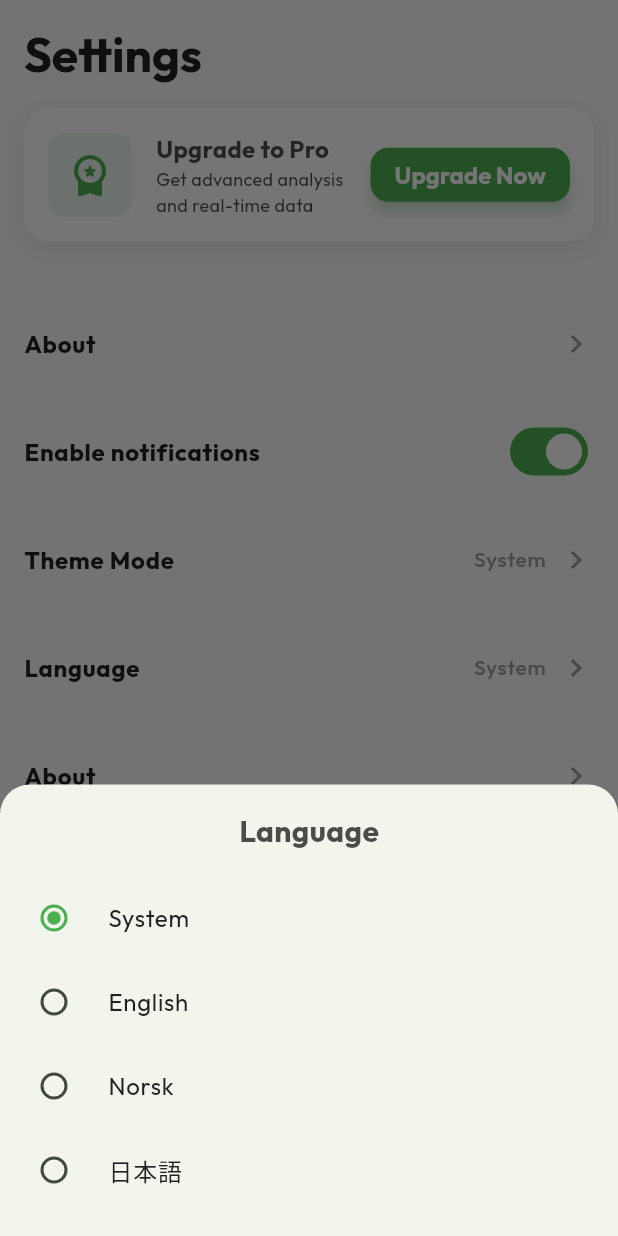
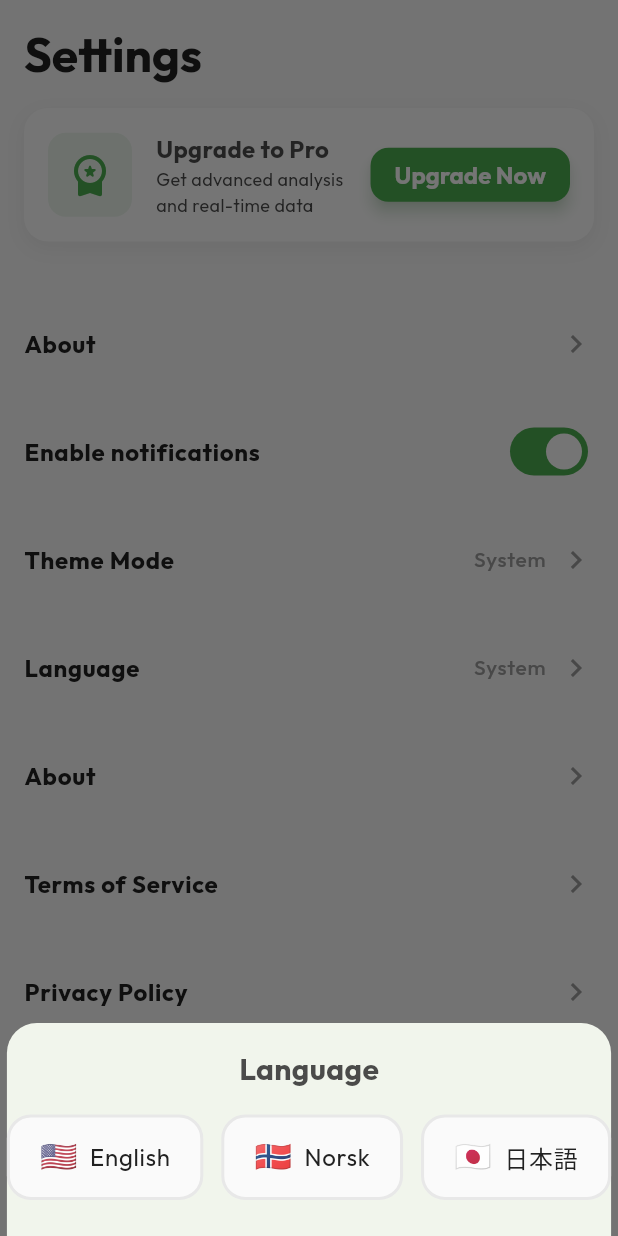
Before and after one commit to swoaib/Investr, a Flutter app: the SettingsScreen screen opened directly, after a tap on "Language", on a phone screen of 412 x 824 dp. Run offline on Flutter 3.47's test engine with Material 3 defaults, Android fonts, the phone set to English and light mode, and no system bars; our stand-ins replace fl_chart, flutter_svg, go_router, google_fonts, shared_preferences; accounts and stored records are empty; network calls fail.

Commit message:
feat: add a new language picker widget and integrate it into settings and onboarding screens.

```diff
--- a/lib/src/features/settings/presentation/settings_screen.dart
+++ b/lib/src/features/settings/presentation/settings_screen.dart
@@ -5,6 +5,7 @@ import 'package:investr/l10n/app_localizations.dart';
 import '../../../shared/theme/app_theme.dart';
 import '../../../shared/theme/theme_controller.dart';
 import '../../../shared/locale/locale_controller.dart';
+import '../../../shared/widgets/language_picker.dart';
 
 class SettingsScreen extends StatefulWidget {
   const SettingsScreen({super.key});
@@ -260,14 +261,6 @@ class _SettingsScreenState extends State<SettingsScreen> {
       ),
       builder: (context) {
         return SafeArea(
-          child: RadioGroup<ThemeMode>(
-            groupValue: controller.themeMode,
-            onChanged: (value) {
-              if (value != null) {
-                controller.updateThemeMode(value);
-                Navigator.pop(context);
-              }
-            },
           child: Column(
             mainAxisSize: MainAxisSize.min,
             children: [
@@ -285,20 +278,40 @@ class _SettingsScreenState extends State<SettingsScreen> {
                 context,
                 title: l10n.system,
                 mode: ThemeMode.system,
+                currentMode: controller.themeMode,
+                onChanged: (value) {
+                  if (value != null) {
+                    controller.updateThemeMode(value);
+                    Navigator.pop(context);
+                  }
+                },
               ),
               _buildThemeOption(
                 context,
                 title: l10n.light,
                 mode: ThemeMode.light,
+                currentMode: controller.themeMode,
+                onChanged: (value) {
+                  if (value != null) {
+                    controller.updateThemeMode(value);
+                    Navigator.pop(context);
+                  }
+                },
               ),
               _buildThemeOption(
                 context,
                 title: l10n.dark,
                 mode: ThemeMode.dark,
+                currentMode: controller.themeMode,
+                onChanged: (value) {
+                  if (value != null) {
+                    controller.updateThemeMode(value);
+                    Navigator.pop(context);
+                  }
+                },
               ),
               const SizedBox(height: 16),
             ],
-            ),
           ),
         );
       },
@@ -309,11 +322,15 @@ class _SettingsScreenState extends State<SettingsScreen> {
     BuildContext context, {
     required String title,
     required ThemeMode mode,
+    required ThemeMode currentMode,
+    required ValueChanged<ThemeMode?> onChanged,
   }) {
     return RadioListTile<ThemeMode>(
       title: Text(title, style: GoogleFonts.outfit(fontSize: 16)),
       value: mode,
+      groupValue: currentMode,
       activeColor: AppTheme.primaryGreen,
+      onChanged: onChanged,
     );
   }
 
@@ -329,13 +346,6 @@ class _SettingsScreenState extends State<SettingsScreen> {
       ),
       builder: (context) {
         return SafeArea(
-          child: RadioGroup<Locale?>(
-            groupValue: controller.locale,
-            onChanged: (value) {
-              // Value can be null for system
-              controller.updateLocale(value);
-              Navigator.pop(context);
-            },
           child: Column(
             mainAxisSize: MainAxisSize.min,
             children: [
@@ -349,40 +359,20 @@ class _SettingsScreenState extends State<SettingsScreen> {
                   ),
                 ),
               ),
-                _buildLanguageOption(context, title: l10n.system, locale: null),
-                _buildLanguageOption(
-                  context,
-                  title: 'English',
-                  locale: const Locale('en'),
+              Padding(
+                padding: const EdgeInsets.only(bottom: 24),
+                child: LanguagePicker(
+                  selectedLocale: controller.locale,
+                  onLocaleChanged: (value) {
+                    controller.updateLocale(value);
+                    Navigator.pop(context);
+                  },
                 ),
-                _buildLanguageOption(
-                  context,
-                  title: 'Norsk',
-                  locale: const Locale('no'),
               ),
-                _buildLanguageOption(
-                  context,
-                  title: '日本語',
-                  locale: const Locale('ja'),
-                ),
-                const SizedBox(height: 16),
             ],
-            ),
           ),
         );
       },
     );
   }
-
-  Widget _buildLanguageOption(
-    BuildContext context, {
-    required String title,
-    required Locale? locale,
-  }) {
-    return RadioListTile<Locale?>(
-      title: Text(title, style: GoogleFonts.outfit(fontSize: 16)),
-      value: locale,
-      activeColor: AppTheme.primaryGreen,
-    );
 }
-}
--- /dev/null
+++ b/lib/src/shared/widgets/language_picker.dart
@@ -0,0 +1,84 @@
+import 'package:flutter/material.dart';
+import '../theme/app_theme.dart';
+
+class LanguagePicker extends StatelessWidget {
+  final Locale? selectedLocale;
+  final ValueChanged<Locale?> onLocaleChanged;
+
+  const LanguagePicker({
+    super.key,
+    required this.selectedLocale,
+    required this.onLocaleChanged,
+  });
+
+  @override
+  Widget build(BuildContext context) {
+    final options = [
+      _LanguageOption('English', const Locale('en'), '🇺🇸'),
+      _LanguageOption('Norsk', const Locale('no'), '🇳🇴'),
+      _LanguageOption('日本語', const Locale('ja'), '🇯🇵'),
+    ];
+
+    return Wrap(
+      spacing: 12,
+      runSpacing: 12,
+      alignment: WrapAlignment.center,
+      children: options.map((option) {
+        final isSelected =
+            selectedLocale?.languageCode == option.locale.languageCode;
+        return GestureDetector(
+          onTap: () => onLocaleChanged(option.locale),
+          child: AnimatedContainer(
+            duration: const Duration(milliseconds: 200),
+            padding: const EdgeInsets.symmetric(horizontal: 20, vertical: 12),
+            decoration: BoxDecoration(
+              color: isSelected
+                  ? AppTheme.primaryGreen.withValues(alpha: 0.1)
+                  : Theme.of(context).cardColor,
+              borderRadius: BorderRadius.circular(16),
+              border: Border.all(
+                color: isSelected
+                    ? AppTheme.primaryGreen
+                    : Colors.grey.withValues(alpha: 0.2),
+                width: 2,
+              ),
+              boxShadow: isSelected
+                  ? [
+                      BoxShadow(
+                        color: AppTheme.primaryGreen.withValues(alpha: 0.1),
+                        blurRadius: 8,
+                        offset: const Offset(0, 4),
+                      ),
+                    ]
+                  : null,
+            ),
+            child: Row(
+              mainAxisSize: MainAxisSize.min,
+              children: [
+                Text(option.flag, style: const TextStyle(fontSize: 20)),
+                const SizedBox(width: 8),
+                Text(
+                  option.label,
+                  style: Theme.of(context).textTheme.bodyLarge?.copyWith(
+                    fontWeight: isSelected
+                        ? FontWeight.bold
+                        : FontWeight.normal,
+                    color: isSelected ? AppTheme.primaryGreen : null,
+                  ),
+                ),
+              ],
+            ),
+          ),
+        );
+      }).toList(),
+    );
+  }
+}
+
+class _LanguageOption {
+  final String label;
+  final Locale locale;
+  final String flag;
+
+  _LanguageOption(this.label, this.locale, this.flag);
+}
```
Also changed, not shown: lib/src/features/onboarding/presentation/onboarding_screen.dart (+10 -29 lines). Lines whose indentation alone changed are shown as unchanged.
